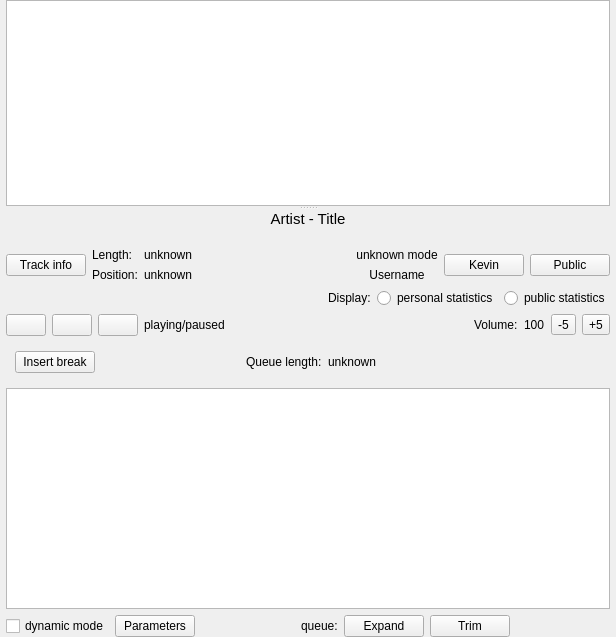
The window that src/desktop-remote/mainwidget.ui (hyperquantum/PMP) describes before a commit, drawn with Qt 5.
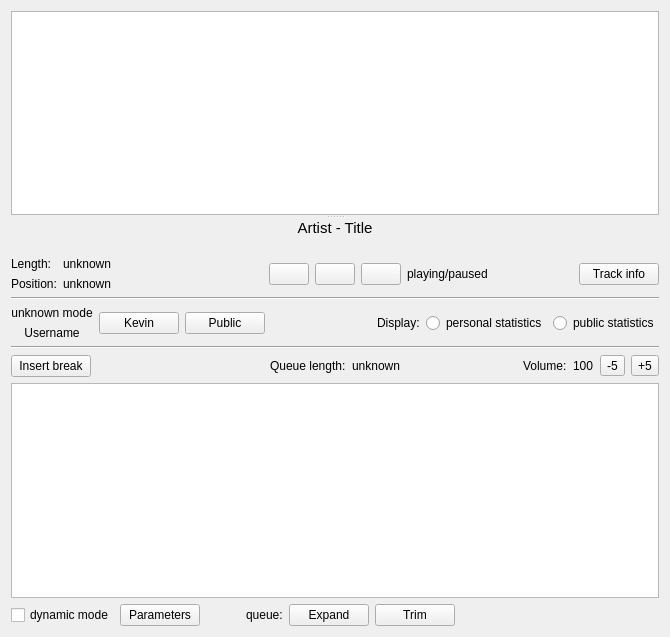
The same window after the commit. Icons and pictures are not drawn. Custom widgets are drawn as their Qt base class.

Commit message:
Move things around in the UI
Let's try a different layout for the UI elements.

```diff
--- a/src/desktop-remote/mainwidget.ui
+++ b/src/desktop-remote/mainwidget.ui
@@ -6,7 +6,7 @@
    <rect>
     <x>0</x>
     <y>0</y>
-    <width>616</width>
+    <width>670</width>
     <height>637</height>
    </rect>
   </property>
@@ -20,18 +20,6 @@
    <string>Form</string>
   </property>
   <layout class="QVBoxLayout" name="verticalLayout_3">
-   <property name="leftMargin">
-    <number>6</number>
-   </property>
-   <property name="topMargin">
-    <number>0</number>
-   </property>
-   <property name="rightMargin">
-    <number>6</number>
-   </property>
-   <property name="bottomMargin">
-    <number>0</number>
-   </property>
    <item>
     <widget class="QSplitter" name="splitter">
      <property name="orientation">
@@ -78,14 +66,22 @@
         </layout>
        </item>
        <item>
-        <layout class="QHBoxLayout" name="currentPositionAndPersonalModeLayout">
+        <layout class="QHBoxLayout" name="playbackControlsAndCurrentTrackInfoLayout">
          <item>
-          <widget class="QPushButton" name="trackInfoButton">
-           <property name="text">
-            <string>Track info</string>
-           </property>
-          </widget>
-         </item>
+          <widget class="QFrame" name="frame_4">
+           <layout class="QHBoxLayout" name="horizontalLayout_4">
+            <property name="leftMargin">
+             <number>0</number>
+            </property>
+            <property name="topMargin">
+             <number>0</number>
+            </property>
+            <property name="rightMargin">
+             <number>0</number>
+            </property>
+            <property name="bottomMargin">
+             <number>0</number>
+            </property>
          <item>
           <layout class="QFormLayout" name="formLayout">
            <property name="fieldGrowthPolicy">
@@ -134,6 +130,107 @@
            </property>
           </spacer>
          </item>
+           </layout>
+          </widget>
+         </item>
+         <item>
+          <widget class="QPushButton" name="playButton">
+           <property name="icon">
+            <iconset resource="mainwindow.qrc">
+             <normaloff>:/mediabuttons/play.svg</normaloff>:/mediabuttons/play.svg</iconset>
+           </property>
+           <property name="iconSize">
+            <size>
+             <width>30</width>
+             <height>30</height>
+            </size>
+           </property>
+          </widget>
+         </item>
+         <item>
+          <widget class="QPushButton" name="pauseButton">
+           <property name="icon">
+            <iconset resource="mainwindow.qrc">
+             <normaloff>:/mediabuttons/pause.svg</normaloff>:/mediabuttons/pause.svg</iconset>
+           </property>
+           <property name="iconSize">
+            <size>
+             <width>30</width>
+             <height>30</height>
+            </size>
+           </property>
+          </widget>
+         </item>
+         <item>
+          <widget class="QPushButton" name="skipButton">
+           <property name="icon">
+            <iconset resource="mainwindow.qrc">
+             <normaloff>:/mediabuttons/skip.svg</normaloff>:/mediabuttons/skip.svg</iconset>
+           </property>
+           <property name="iconSize">
+            <size>
+             <width>30</width>
+             <height>30</height>
+            </size>
+           </property>
+          </widget>
+         </item>
+         <item>
+          <widget class="QFrame" name="frame_3">
+           <layout class="QHBoxLayout" name="horizontalLayout_3">
+            <property name="leftMargin">
+             <number>0</number>
+            </property>
+            <property name="topMargin">
+             <number>0</number>
+            </property>
+            <property name="rightMargin">
+             <number>0</number>
+            </property>
+            <property name="bottomMargin">
+             <number>0</number>
+            </property>
+            <item>
+             <widget class="QLabel" name="playStateLabel">
+              <property name="text">
+               <string>playing/paused</string>
+              </property>
+             </widget>
+            </item>
+            <item>
+             <spacer name="horizontalSpacer_8">
+              <property name="orientation">
+               <enum>Qt::Horizontal</enum>
+              </property>
+              <property name="sizeHint" stdset="0">
+               <size>
+                <width>40</width>
+                <height>20</height>
+               </size>
+              </property>
+             </spacer>
+            </item>
+            <item>
+             <widget class="QPushButton" name="trackInfoButton">
+              <property name="text">
+               <string>Track info</string>
+              </property>
+             </widget>
+            </item>
+           </layout>
+          </widget>
+         </item>
+        </layout>
+       </item>
+       <item>
+        <widget class="Line" name="line">
+         <property name="orientation">
+          <enum>Qt::Horizontal</enum>
+         </property>
+        </widget>
+       </item>
+       <item>
+        <layout class="QHBoxLayout" name="personalPublicModeControlsLayout">
          <item>
           <layout class="QVBoxLayout" name="verticalLayout">
            <item>
@@ -172,10 +269,6 @@
            </property>
           </widget>
          </item>
-        </layout>
-       </item>
-       <item>
-        <layout class="QHBoxLayout" name="displayStatisticsLayout">
          <item>
           <spacer name="horizontalSpacer_7">
            <property name="orientation">
@@ -213,110 +306,29 @@
         </layout>
        </item>
        <item>
-        <layout class="QHBoxLayout" name="playbackAndVolumeControlsLayout">
-         <item>
-          <widget class="QPushButton" name="playButton">
-           <property name="icon">
-            <iconset resource="mainwindow.qrc">
-             <normaloff>:/mediabuttons/play.svg</normaloff>:/mediabuttons/play.svg</iconset>
-           </property>
-           <property name="iconSize">
-            <size>
-             <width>30</width>
-             <height>30</height>
-            </size>
-           </property>
-          </widget>
-         </item>
-         <item>
-          <widget class="QPushButton" name="pauseButton">
-           <property name="icon">
-            <iconset resource="mainwindow.qrc">
-             <normaloff>:/mediabuttons/pause.svg</normaloff>:/mediabuttons/pause.svg</iconset>
-           </property>
-           <property name="iconSize">
-            <size>
-             <width>30</width>
-             <height>30</height>
-            </size>
-           </property>
-          </widget>
-         </item>
-         <item>
-          <widget class="QPushButton" name="skipButton">
-           <property name="icon">
-            <iconset resource="mainwindow.qrc">
-             <normaloff>:/mediabuttons/skip.svg</normaloff>:/mediabuttons/skip.svg</iconset>
-           </property>
-           <property name="iconSize">
-            <size>
-             <width>30</width>
-             <height>30</height>
-            </size>
-           </property>
-          </widget>
-         </item>
-         <item>
-          <widget class="QLabel" name="playStateLabel">
-           <property name="text">
-            <string>playing/paused</string>
-           </property>
-          </widget>
-         </item>
-         <item>
-          <spacer name="horizontalSpacer_3">
+        <widget class="Line" name="line_2">
            <property name="orientation">
             <enum>Qt::Horizontal</enum>
            </property>
-           <property name="sizeHint" stdset="0">
-            <size>
-             <width>40</width>
-             <height>20</height>
-            </size>
-           </property>
-          </spacer>
-         </item>
-         <item>
-          <widget class="QLabel" name="volumeLabel">
-           <property name="text">
-            <string>Volume:</string>
-           </property>
-          </widget>
-         </item>
-         <item>
-          <widget class="QLabel" name="volumeValueLabel">
-           <property name="text">
-            <string>100</string>
-           </property>
-          </widget>
-         </item>
-         <item>
-          <widget class="QToolButton" name="volumeDecreaseButton">
-           <property name="maximumSize">
-            <size>
-             <width>75</width>
-             <height>16777215</height>
-            </size>
-           </property>
-           <property name="text">
-            <string>-5</string>
-           </property>
-          </widget>
-         </item>
-         <item>
-          <widget class="QToolButton" name="volumeIncreaseButton">
-           <property name="text">
-            <string>+5</string>
-           </property>
-          </widget>
-         </item>
-        </layout>
+        </widget>
        </item>
        <item>
         <layout class="QHBoxLayout" name="queueTopControlsLayout">
          <item>
           <widget class="QFrame" name="horizontalFrame">
            <layout class="QHBoxLayout" name="horizontalLayout_5">
+            <property name="leftMargin">
+             <number>0</number>
+            </property>
+            <property name="topMargin">
+             <number>0</number>
+            </property>
+            <property name="rightMargin">
+             <number>0</number>
+            </property>
+            <property name="bottomMargin">
+             <number>0</number>
+            </property>
             <item>
              <widget class="QPushButton" name="insertBreakButton">
               <property name="text">
@@ -331,8 +343,8 @@
               </property>
               <property name="sizeHint" stdset="0">
                <size>
-                <width>40</width>
-                <height>20</height>
+                <width>0</width>
+                <height>0</height>
                </size>
               </property>
              </spacer>
@@ -355,17 +367,63 @@
           </widget>
          </item>
          <item>
+          <widget class="QFrame" name="frame">
+           <layout class="QHBoxLayout" name="horizontalLayout">
+            <property name="leftMargin">
+             <number>0</number>
+            </property>
+            <property name="topMargin">
+             <number>0</number>
+            </property>
+            <property name="rightMargin">
+             <number>0</number>
+            </property>
+            <property name="bottomMargin">
+             <number>0</number>
+            </property>
+            <item>
           <spacer name="horizontalSpacer_2">
            <property name="orientation">
             <enum>Qt::Horizontal</enum>
            </property>
            <property name="sizeHint" stdset="0">
             <size>
-             <width>40</width>
-             <height>20</height>
+                <width>108</width>
+                <height>0</height>
             </size>
            </property>
           </spacer>
+            </item>
+            <item>
+             <widget class="QLabel" name="volumeLabel">
+              <property name="text">
+               <string>Volume:</string>
+              </property>
+             </widget>
+            </item>
+            <item>
+             <widget class="QLabel" name="volumeValueLabel">
+              <property name="text">
+               <string>100</string>
+              </property>
+             </widget>
+            </item>
+            <item>
+             <widget class="QToolButton" name="volumeDecreaseButton">
+              <property name="text">
+               <string>-5</string>
+              </property>
+             </widget>
+            </item>
+            <item>
+             <widget class="QToolButton" name="volumeIncreaseButton">
+              <property name="text">
+               <string>+5</string>
+              </property>
+             </widget>
+            </item>
+           </layout>
+          </widget>
          </item>
         </layout>
        </item>
@@ -388,6 +446,27 @@
        <item>
         <layout class="QHBoxLayout" name="dynamicModeControlsLayout">
          <item>
+          <widget class="QFrame" name="frame_2">
+           <property name="minimumSize">
+            <size>
+             <width>50</width>
+             <height>0</height>
+            </size>
+           </property>
+           <layout class="QHBoxLayout" name="horizontalLayout_2">
+            <property name="leftMargin">
+             <number>0</number>
+            </property>
+            <property name="topMargin">
+             <number>0</number>
+            </property>
+            <property name="rightMargin">
+             <number>0</number>
+            </property>
+            <property name="bottomMargin">
+             <number>0</number>
+            </property>
+            <item>
           <widget class="QCheckBox" name="dynamicModeCheckBox">
            <property name="text">
             <string>dynamic mode</string>
@@ -413,6 +492,9 @@
             </size>
            </property>
           </spacer>
+            </item>
+           </layout>
+          </widget>
          </item>
          <item>
           <widget class="QLabel" name="queueLabel">
```
Lines whose indentation alone changed are shown as unchanged.
